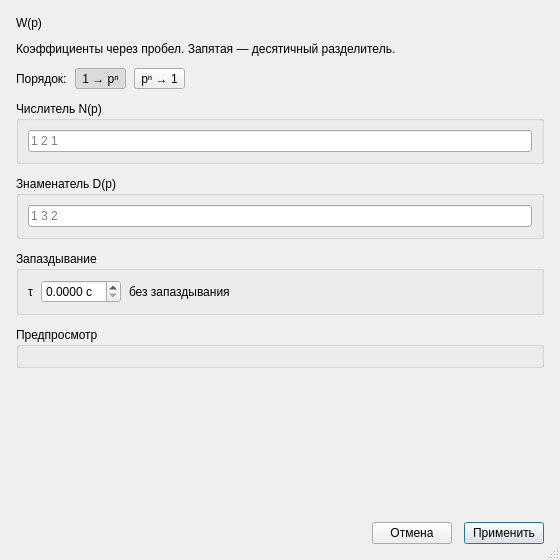
VadmanBat/Irbis, file ui/dialogs/tf-input-dialog.ui: the form before one commit.
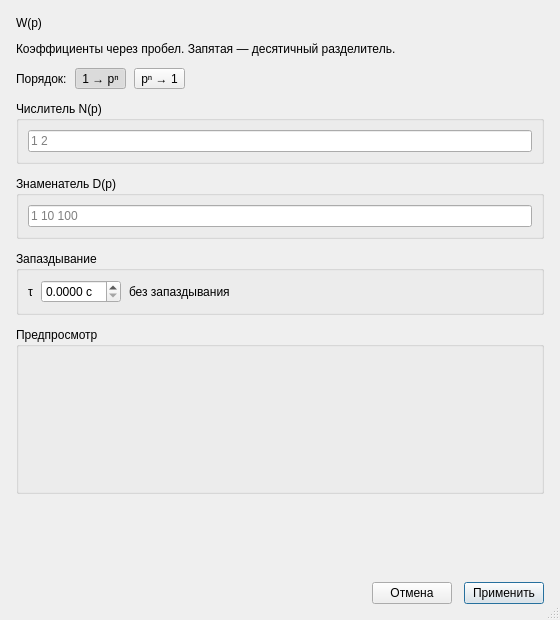
The form after the commit. Custom widgets are drawn as their Qt base class.

What changed in the file:
```diff
--- a/ui/dialogs/tf-input-dialog.ui
+++ b/ui/dialogs/tf-input-dialog.ui
@@ -7,13 +7,13 @@
     <x>0</x>
     <y>0</y>
     <width>560</width>
-    <height>560</height>
+    <height>620</height>
    </rect>
   </property>
   <property name="minimumSize">
    <size>
     <width>480</width>
-    <height>460</height>
+    <height>540</height>
    </size>
   </property>
   <property name="windowTitle">
@@ -22,7 +22,7 @@
   <property name="sizeGripEnabled">
    <bool>true</bool>
   </property>
-  <layout class="QVBoxLayout" name="verticalLayout">
+  <layout class="QVBoxLayout" name="verticalLayout" stretch="0,0,0,0,0,0,1,0,0,0">
    <property name="spacing">
     <number>12</number>
    </property>
@@ -130,6 +130,12 @@
    </item>
    <item>
     <widget class="QGroupBox" name="numGroup">
+     <property name="sizePolicy">
+      <sizepolicy hsizetype="Preferred" vsizetype="Fixed">
+       <horstretch>0</horstretch>
+       <verstretch>0</verstretch>
+      </sizepolicy>
+     </property>
      <property name="title">
       <string>Числитель N(p)</string>
      </property>
@@ -143,7 +149,7 @@
          <string notr="true">numEdit</string>
         </property>
         <property name="placeholderText">
-         <string>1 2 1</string>
+         <string>1 2</string>
         </property>
         <property name="clearButtonEnabled">
          <bool>true</bool>
@@ -158,6 +164,12 @@
    </item>
    <item>
     <widget class="QGroupBox" name="denGroup">
+     <property name="sizePolicy">
+      <sizepolicy hsizetype="Preferred" vsizetype="Fixed">
+       <horstretch>0</horstretch>
+       <verstretch>0</verstretch>
+      </sizepolicy>
+     </property>
      <property name="title">
       <string>Знаменатель D(p)</string>
      </property>
@@ -171,7 +183,7 @@
          <string notr="true">denEdit</string>
         </property>
         <property name="placeholderText">
-         <string>1 3 2</string>
+         <string>1 10 100</string>
         </property>
         <property name="clearButtonEnabled">
          <bool>true</bool>
@@ -259,6 +271,12 @@
    </item>
    <item>
     <widget class="QGroupBox" name="previewGroup">
+     <property name="sizePolicy">
+      <sizepolicy hsizetype="Preferred" vsizetype="MinimumExpanding">
+       <horstretch>0</horstretch>
+       <verstretch>1</verstretch>
+      </sizepolicy>
+     </property>
      <property name="title">
       <string>Предпросмотр</string>
      </property>
@@ -270,19 +288,67 @@
     </widget>
    </item>
    <item>
-    <widget class="QLabel" name="errorLabel">
+    <widget class="QFrame" name="errorBanner">
      <property name="objectName">
       <string notr="true">errorLabel</string>
      </property>
-     <property name="text">
-      <string/>
+     <property name="sizePolicy">
+      <sizepolicy hsizetype="Preferred" vsizetype="Minimum">
+       <horstretch>0</horstretch>
+       <verstretch>0</verstretch>
+      </sizepolicy>
      </property>
-     <property name="wordWrap">
-      <bool>true</bool>
+     <property name="minimumSize">
+      <size>
+       <width>0</width>
+       <height>56</height>
+      </size>
      </property>
-     <property name="textInteractionFlags">
-      <set>Qt::TextSelectableByMouse</set>
+     <property name="frameShape">
+      <enum>QFrame::NoFrame</enum>
      </property>
+     <layout class="QVBoxLayout" name="errorBannerLayout">
+      <property name="spacing">
+       <number>0</number>
+      </property>
+      <property name="leftMargin">
+       <number>12</number>
+      </property>
+      <property name="topMargin">
+       <number>8</number>
+      </property>
+      <property name="rightMargin">
+       <number>12</number>
+      </property>
+      <property name="bottomMargin">
+       <number>8</number>
+      </property>
+      <item>
+       <widget class="QLabel" name="errorLabel">
+        <property name="objectName">
+         <string notr="true">errorLabel</string>
+        </property>
+        <property name="sizePolicy">
+         <sizepolicy hsizetype="Preferred" vsizetype="Minimum">
+          <horstretch>0</horstretch>
+          <verstretch>0</verstretch>
+         </sizepolicy>
+        </property>
+        <property name="text">
+         <string/>
+        </property>
+        <property name="alignment">
+         <set>Qt::AlignLeading|Qt::AlignVCenter</set>
+        </property>
+        <property name="wordWrap">
+         <bool>true</bool>
+        </property>
+        <property name="textInteractionFlags">
+         <set>Qt::TextSelectableByMouse</set>
+        </property>
+       </widget>
+      </item>
+     </layout>
     </widget>
    </item>
    <item>
```
Left out of the diff: 8 changed lines with no effect on the pictures.
